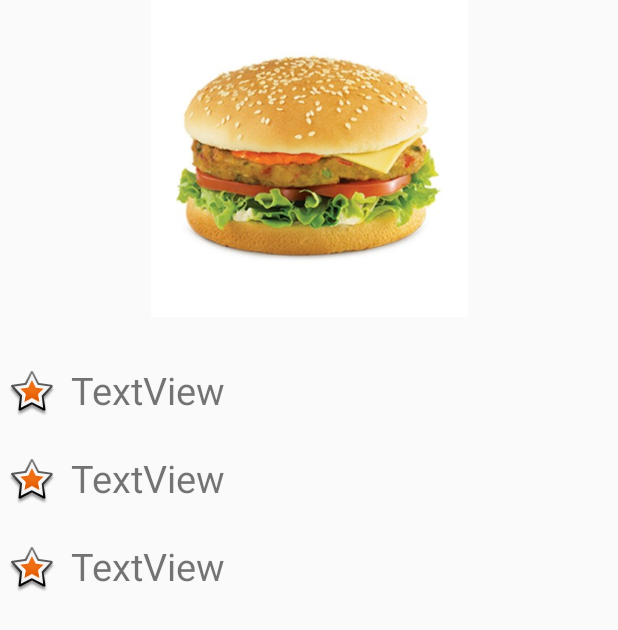
After one commit to choudhary3/ctn_app, an Android app: the layout profile_view.xml on its own in the app's theme, with its tools: preview values and no code run, on a phone screen of 412 x 824 dp. The commit adds this screen. Shown: the top 630 px of the screen. Run offline under Robolectric (Android 15) with nearby library versions, the phone set to English and light mode, and no system bars.

Commit message:
everything something ....

```diff
--- /dev/null
+++ b/app/src/main/res/drawable/circle.xml
@@ -0,0 +1,2 @@
+<?xml version="1.0" encoding="utf-8"?>
+<selector xmlns:android="http://schemas.android.com/apk/res/android"></selector>
--- /dev/null
+++ b/app/src/main/res/drawable/image.xml
@@ -0,0 +1,7 @@
+<?xml version="1.0" encoding="utf-8"?>
+<layer-list xmlns:android="http://schemas.android.com/apk/res/android" >
+
+    <item android:drawable="@drawable/burger"/>
+    <item android:drawable="@drawable/circle"/>
+
+</layer-list>
--- a/app/src/main/res/layout/activity_main_screen.xml
+++ b/app/src/main/res/layout/activity_main_screen.xml
@@ -9,15 +9,6 @@
     android:paddingRight="@dimen/activity_horizontal_margin"
     android:paddingTop="@dimen/activity_vertical_margin"
     tools:context="com.test.ctn.MainScreen">
-
-    <Button
-        android:id="@+id/home"
-        android:layout_alignParentBottom="true"
-        android:layout_alignParentLeft="true"
-        android:text="@string/home_text"
-        android:layout_margin="0dp"
-        android:layout_width="@dimen/screen_button_width"
-        android:layout_height="wrap_content" />
 
     <Button
         android:id="@+id/plate"
@@ -37,4 +28,13 @@
         android:layout_width="@dimen/screen_button_width"
         android:layout_height="wrap_content" />
 
+    <Button
+        android:id="@+id/home"
+        android:text="@string/home_text"
+        android:layout_width="@dimen/screen_button_width"
+        android:layout_height="wrap_content"
+        android:layout_alignParentBottom="true"
+        android:layout_alignParentLeft="true"
+        android:layout_alignParentStart="true" />
+
 </RelativeLayout>
--- /dev/null
+++ b/app/src/main/res/layout/profile_view.xml
@@ -0,0 +1,88 @@
+<?xml version="1.0" encoding="utf-8"?>
+<ScrollView xmlns:android="http://schemas.android.com/apk/res/android"
+    xmlns:app="http://schemas.android.com/apk/res-auto"
+    xmlns:tools="http://schemas.android.com/tools"
+    android:layout_width="match_parent" android:layout_height="match_parent">
+
+    <LinearLayout
+        android:orientation="vertical"
+        android:layout_width="match_parent"
+        android:layout_height="wrap_content">
+
+        <ImageView
+            android:layout_width="match_parent"
+            android:layout_height="211dp"
+            app:srcCompat="@drawable/burger"
+            android:id="@+id/imageView"
+            android:layout_gravity="center"
+            android:layout_marginBottom="16dp"
+            tools:background="@drawable/circle" />
+
+        <LinearLayout
+            android:orientation="horizontal"
+            android:layout_width="match_parent"
+            android:layout_height="48dp"
+            android:layout_margin="5dp">
+
+            <ImageView
+                android:layout_width="wrap_content"
+                android:layout_height="60dp"
+                app:srcCompat="@android:drawable/star_big_on"
+                />
+
+            <TextView
+                android:text="TextView"
+                android:layout_width="match_parent"
+                android:layout_height="match_parent"
+                android:id="@+id/textView"
+                android:gravity="center"
+                android:textAlignment="viewStart"
+                android:textSize="25dp"
+                android:padding="10dp"/>
+        </LinearLayout>
+        <LinearLayout
+            android:orientation="horizontal"
+            android:layout_width="match_parent"
+            android:layout_height="48dp"
+            android:layout_margin="5dp">
+
+            <ImageView
+                android:layout_width="wrap_content"
+                android:layout_height="60dp"
+                app:srcCompat="@android:drawable/star_big_on"
+                />
+
+            <TextView
+                android:text="TextView"
+                android:layout_width="match_parent"
+                android:layout_height="match_parent"
+                android:id="@+id/textView"
+                android:gravity="center"
+                android:textAlignment="viewStart"
+                android:textSize="25dp"
+                android:padding="10dp"/>
+        </LinearLayout>
+        <LinearLayout
+            android:orientation="horizontal"
+            android:layout_width="match_parent"
+            android:layout_height="48dp"
+            android:layout_margin="5dp">
+
+            <ImageView
+                android:layout_width="wrap_content"
+                android:layout_height="60dp"
+                app:srcCompat="@android:drawable/star_big_on"
+                />
+
+            <TextView
+                android:text="TextView"
+                android:layout_width="match_parent"
+                android:layout_height="match_parent"
+                android:id="@+id/textView"
+                android:gravity="center"
+                android:textAlignment="viewStart"
+                android:textSize="25dp"
+                android:padding="10dp"/>
+        </LinearLayout>
+    </LinearLayout>
+</ScrollView>
```
